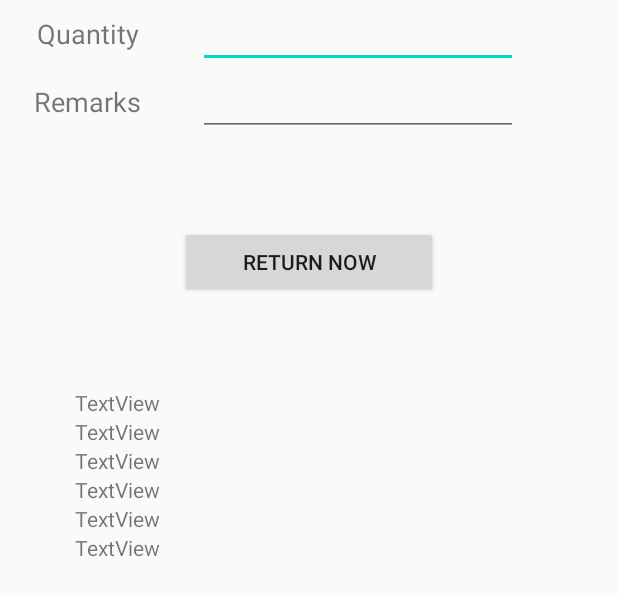
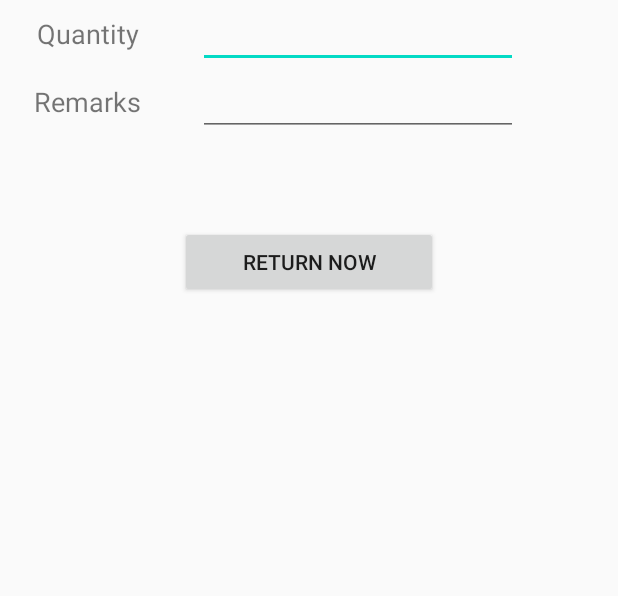
Before and after one commit to ChooChye/LamLamAndroidApp, an Android app: the layout return_item_form.xml on its own in the app's theme, with its tools: preview values and no code run, on a phone screen of 412 x 824 dp. Shown: the top 596 px of the screen. Run offline under Robolectric (Android 15) with nearby library versions, the phone set to English and light mode, and no system bars.

Commit message:
23/1/2021 updated get all approved qty pending.....

```diff
--- a/app/src/main/java/com/choochyemeilin/lamlam/Home/Home.kt
+++ b/app/src/main/java/com/choochyemeilin/lamlam/Home/Home.kt
@@ -134,12 +134,12 @@ class Home : AppCompatActivity(), AdapterView.OnItemClickListener {
                     if (cu == dss.child("staffEmail").value.toString()) {
 
                         var role1 = dss.child("role").value.toString()
-                        var name = dss.child("staffName").value.toString().toUpperCase()
+                        var name = dss.child("staffName").value.toString()
 
 
                         try {
                             if (role1 == "admin") {
-                                welcome_user.text = "Welcome, " + name + "(" + role1 + ")"
+                                welcome_user.text = "Welcome, " + name + "(" + role1.toUpperCase() + ")"
                                 textView_drawer_name.text = name
                             } else {
                                 welcome_user.text = "Welcome, " + name
--- a/app/src/main/java/com/choochyemeilin/lamlam/ReturnItems/ReturnItemForm.kt
+++ b/app/src/main/java/com/choochyemeilin/lamlam/ReturnItems/ReturnItemForm.kt
@@ -89,6 +89,7 @@ class ReturnItemForm : AppCompatActivity() {
                                     val name = data2!![0].product_name
 
                                     if (uid.toString() == dbSID){
+
                                         //------------------------get all approved name qty??????????????????????---------------------------------
                                         if (status.toString().toUpperCase()=="APPROVED") {
 
@@ -133,7 +134,7 @@ class ReturnItemForm : AppCompatActivity() {
 
                     if (return_qty.text.toString().toInt()>textView_loan_qty.text.toString().toInt()){
                       utils.toast(this,"Balance exceed",1)
-                    }else if(return_qty.text.toString().toInt()>0 && return_qty.text.toString().toInt()<=textView_loan_qty.text.toString().toInt()){
+                    }else if(return_qty.text.toString().toInt()>0){
 
                         val data = intent.getStringExtra("data")
 
--- a/app/src/main/res/layout/return_item_form.xml
+++ b/app/src/main/res/layout/return_item_form.xml
@@ -73,7 +73,8 @@
             android:layout_gravity="center"
             android:layout_marginTop="60sp"
             android:layout_marginStart="50sp"
-            android:layout_marginEnd="50sp"/>
+            android:layout_marginEnd="50sp"
+            android:visibility="invisible"/>
 
         <TextView
             android:id="@+id/textView_product_qty"
@@ -82,6 +83,7 @@
             android:text="TextView"
             android:layout_marginStart="50sp"
             android:layout_marginEnd="50sp"
+            android:visibility="invisible"
           />
 
         <TextView
@@ -90,7 +92,8 @@
             android:layout_height="wrap_content"
             android:text="TextView"
             android:layout_marginStart="50sp"
-            android:layout_marginEnd="50sp"/>
+            android:layout_marginEnd="50sp"
+            android:visibility="invisible"/>
 
 
     <TextView
@@ -99,26 +102,11 @@
         android:layout_height="wrap_content"
         android:text="TextView"
         android:layout_marginStart="50sp"
-        android:layout_marginEnd="50sp"/>
+        android:layout_marginEnd="50sp"
+        android:visibility="invisible"/>
 
 
 
 
-    <TextView
-        android:id="@+id/textView_return_qty"
-        android:layout_width="wrap_content"
-        android:layout_height="wrap_content"
-        android:text="TextView"
-        android:layout_marginStart="50sp"
-        android:layout_marginEnd="50sp"/>
-
-    <TextView
-        android:id="@+id/textView_return_qty_balance"
-        android:layout_width="wrap_content"
-        android:layout_height="wrap_content"
-        android:text="TextView"
-        android:layout_marginStart="50sp"
-        android:layout_marginEnd="50sp"/>
-
 
 </TableLayout>
```
